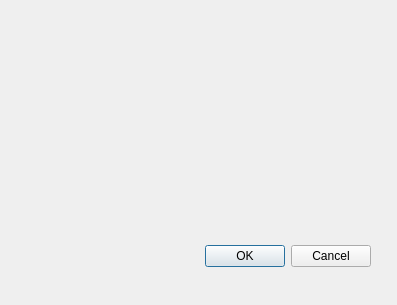
Before: the Qt Designer form app/gui/connect_window.ui in HarshitAghera/logpb, drawn with Qt 5.
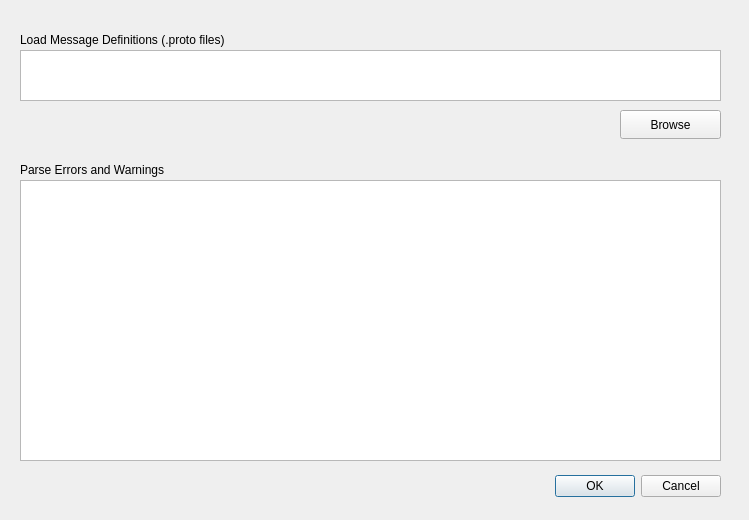
After: the same form once the commit is applied.

Commit message: feat-gui: added Action to load message definitions

What changed in the file:
```diff
--- a/app/gui/connect_window.ui
+++ b/app/gui/connect_window.ui
@@ -6,8 +6,8 @@
    <rect>
     <x>0</x>
     <y>0</y>
-    <width>397</width>
-    <height>305</height>
+    <width>749</width>
+    <height>520</height>
    </rect>
   </property>
   <property name="windowTitle">
@@ -16,8 +16,8 @@
   <widget class="QDialogButtonBox" name="buttonBox">
    <property name="geometry">
     <rect>
-     <x>30</x>
-     <y>240</y>
+     <x>380</x>
+     <y>470</y>
      <width>341</width>
      <height>32</height>
     </rect>
@@ -29,6 +29,65 @@
     <set>QDialogButtonBox::Cancel|QDialogButtonBox::Ok</set>
    </property>
   </widget>
+  <widget class="QPushButton" name="pb_browse_defs">
+   <property name="geometry">
+    <rect>
+     <x>620</x>
+     <y>110</y>
+     <width>101</width>
+     <height>29</height>
+    </rect>
+   </property>
+   <property name="text">
+    <string>Browse</string>
+   </property>
+  </widget>
+  <widget class="QLabel" name="lb_load">
+   <property name="geometry">
+    <rect>
+     <x>20</x>
+     <y>30</y>
+     <width>341</width>
+     <height>20</height>
+    </rect>
+   </property>
+   <property name="text">
+    <string>Load Message Definitions (.proto files)</string>
+   </property>
+  </widget>
+  <widget class="QTextBrowser" name="id_defs">
+   <property name="geometry">
+    <rect>
+     <x>20</x>
+     <y>50</y>
+     <width>701</width>
+     <height>51</height>
+    </rect>
+   </property>
+  </widget>
+  <widget class="QTextBrowser" name="id_parse_errors">
+   <property name="geometry">
+    <rect>
+     <x>20</x>
+     <y>180</y>
+     <width>701</width>
+     <height>281</height>
+    </rect>
+   </property>
+  </widget>
+  <widget class="QLabel" name="lb_parse_errors">
+   <property name="geometry">
+    <rect>
+     <x>20</x>
+     <y>160</y>
+     <width>341</width>
+     <height>20</height>
+    </rect>
+   </property>
+   <property name="text">
+    <string>Parse Errors and Warnings</string>
+   </property>
+  </widget>
  </widget>
  <resources/>
  <connections>
```
The commit also changes 6 other files.
